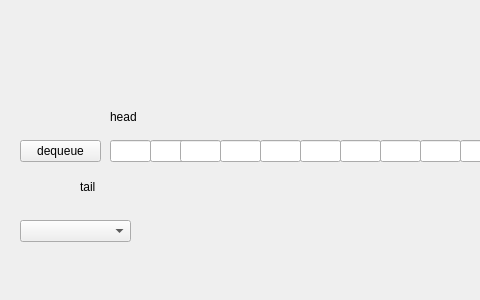
This is queuewindow.ui in selesdepselesnul/dss as Qt 5 draws it before an edit; both pictures show x 0 to 480 and y 0 to 300 of the 690 by 300 pixel window. The edited form follows.
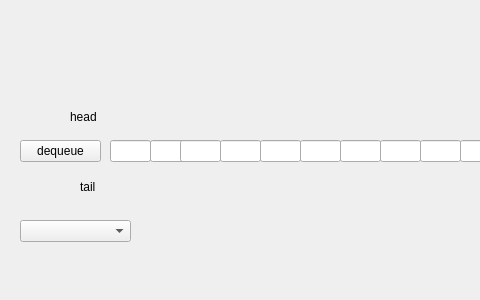
This is the edited form.

Patch:
```diff
--- a/queuewindow.ui
+++ b/queuewindow.ui
@@ -155,7 +155,7 @@
   <widget class="QLabel" name="headLabel">
    <property name="geometry">
     <rect>
-     <x>110</x>
+     <x>70</x>
      <y>110</y>
      <width>59</width>
      <height>14</height>
```
